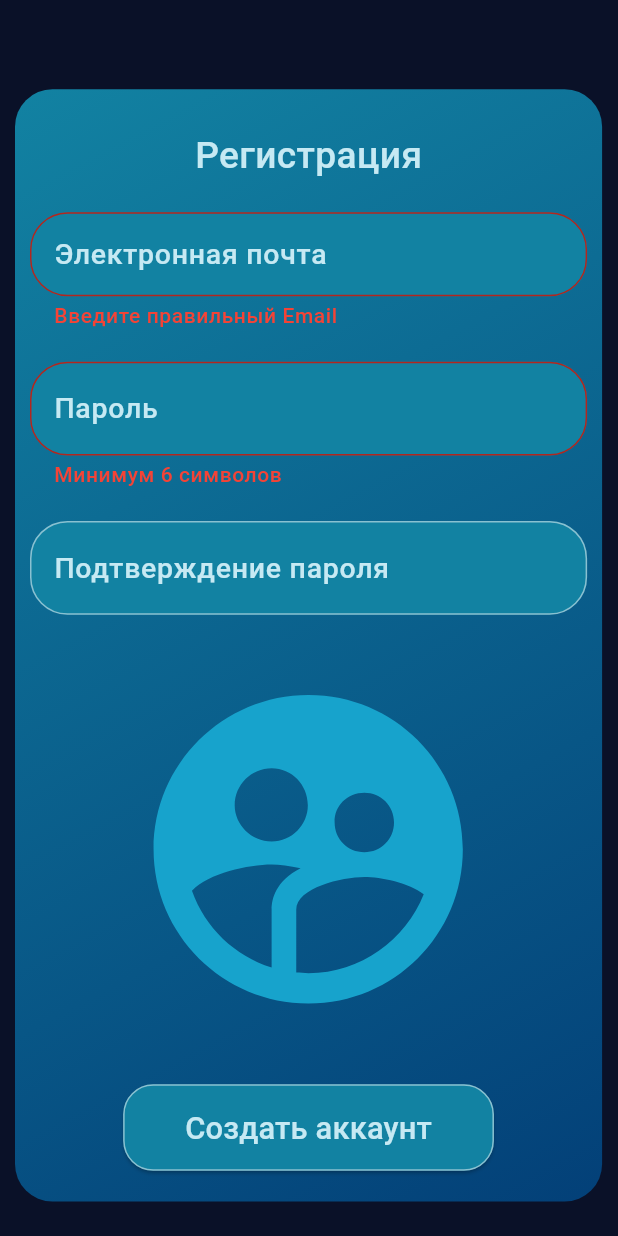
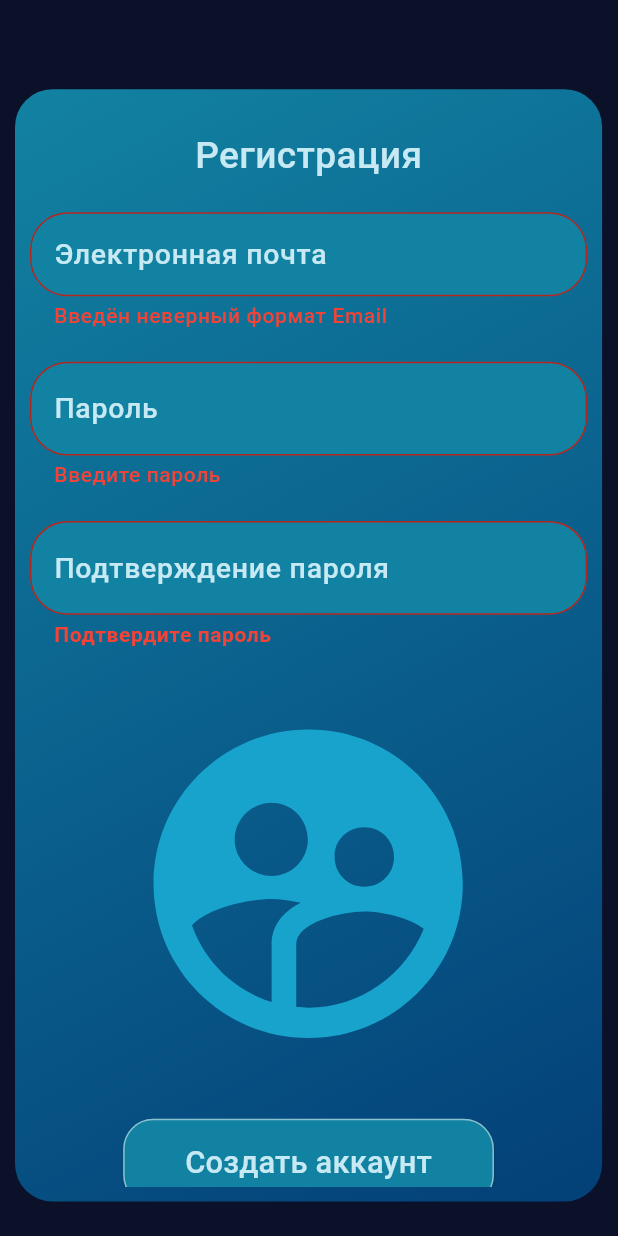
Before and after one commit to sardelkaaa/its_time, a Flutter app: the Registration screen opened by its route, after a tap on "Создать аккаунт", on a phone screen of 412 x 824 dp. Run offline on Flutter 3.47's test engine with Material 3 defaults, Android fonts, the phone set to English and light mode, and no system bars; our stand-ins replace cloud_firestore, email_validator, firebase_auth, firebase_core, flutter_local_notifications, timezone; accounts and stored records are empty.

Commit message:
debug password validator

```diff
--- a/lib/pages/registration.dart
+++ b/lib/pages/registration.dart
@@ -1,7 +1,6 @@
 import 'package:email_validator/email_validator.dart';
 import 'package:flutter/cupertino.dart';
 import 'package:flutter/material.dart';
-import 'package:its_time/services/DateTimePickerScreen.dart';
 import 'package:flutter/widgets.dart';
 import 'package:its_time/services/SnackBarServices.dart';
 import 'package:firebase_auth/firebase_auth.dart';
@@ -47,16 +46,6 @@ class BucketListRegistration extends State<Registration> {
   Future<void> registerUser() async {
     final isValid = formKey.currentState!.validate();
     if (!isValid) return;
-
-    if (passwordTextInputController.text !=
-        passwordTextConfirmInputController.text) {
-      SnackBarService.showErrorSnackBar(
-        context,
-        'Пароли не совпадают',
-        true,
-      );
-      return;
-    }
 
     try {
       await FirebaseAuth.instance.createUserWithEmailAndPassword(
@@ -127,7 +116,7 @@ class BucketListRegistration extends State<Registration> {
                           controller: emailTextInputController,
                           validator: (email) =>
                           email != null && !EmailValidator.validate(email)
-                              ? 'Введите правильный Email'
+                              ? 'Введён неверный формат Email'
                               : null,
                           style: TextStyle(
                             color: Color(0xFFC6E9F3),
@@ -165,9 +154,20 @@ class BucketListRegistration extends State<Registration> {
                           autocorrect: false,
                           controller: passwordTextInputController,
                           obscureText: isHiddenPassword,
-                          validator: (value) => value != null && value.length < 6
-                              ? 'Минимум 6 символов'
-                              : null,
+                          validator: (value) {
+                            if (value == null || value.isEmpty) {
+                              return 'Введите пароль';
+                            }
+                            if (value.length < 8) {
+                              return 'Пароль должен быть не менее 8 символов';
+                            }
+                            if (!RegExp(r'^(?=.*[a-z])(?=.*[0-9])').hasMatch(value)) {
+                              return 'Пароль должен содержать:\n'
+                                  '- хотя бы одну букву\n'
+                                  '- хотя бы одну цифру';
+                            }
+                            return null;
+                          },
                           autovalidateMode: AutovalidateMode.onUserInteraction,
                           style: TextStyle(
                             color: Color(0xFFC6E9F3),
@@ -182,7 +182,7 @@ class BucketListRegistration extends State<Registration> {
                                 isHiddenPassword
                                     ? Icons.visibility_off
                                     : Icons.visibility,
-                                color: Colors.white, // ПОМЕНЯТЬ ЦВЕТ ИКОНКИ ГЛАЗА
+                                color: Colors.white,
                               ),
                             ),
                             filled: true,
@@ -214,6 +214,15 @@ class BucketListRegistration extends State<Registration> {
                           autocorrect: false,
                           controller: passwordTextConfirmInputController,
                           obscureText: isHiddenConfirmPassword,
+                          validator: (value) {
+                            if (value == null || value.isEmpty) {
+                              return 'Подтвердите пароль';
+                            }
+                            if (value != passwordTextInputController.text) {
+                              return 'Пароли не совпадают';
+                            }
+                            return null;
+                          },
                           autovalidateMode: AutovalidateMode.onUserInteraction,
                           style: TextStyle(
                             color: Color(0xFFC6E9F3),
@@ -247,7 +256,7 @@ class BucketListRegistration extends State<Registration> {
                             ),
                             labelStyle: TextStyle(color: Color(0xFFC6E9F3), fontSize: MediaQuery.of(context).size.height * 0.023, fontWeight: FontWeight.w500),
                             hintStyle: TextStyle(color: Color(0xFFC6E9F3), fontSize: MediaQuery.of(context).size.height * 0.023, fontWeight: FontWeight.w600),
-                            errorStyle: TextStyle(color: Colors.red, fontSize: MediaQuery.of(context).size.height * 0.023, fontWeight: FontWeight.w600),
+                            errorStyle: TextStyle(color: Colors.red, fontSize: MediaQuery.of(context).size.height * 0.017, fontWeight: FontWeight.w600),
                             counterStyle: TextStyle(color: Color(0xFFC6E9F3), fontSize: MediaQuery.of(context).size.height * 0.023, fontWeight: FontWeight.w400),
                           ),
                           cursorColor: Color(0xFFC6E9F3),
```
